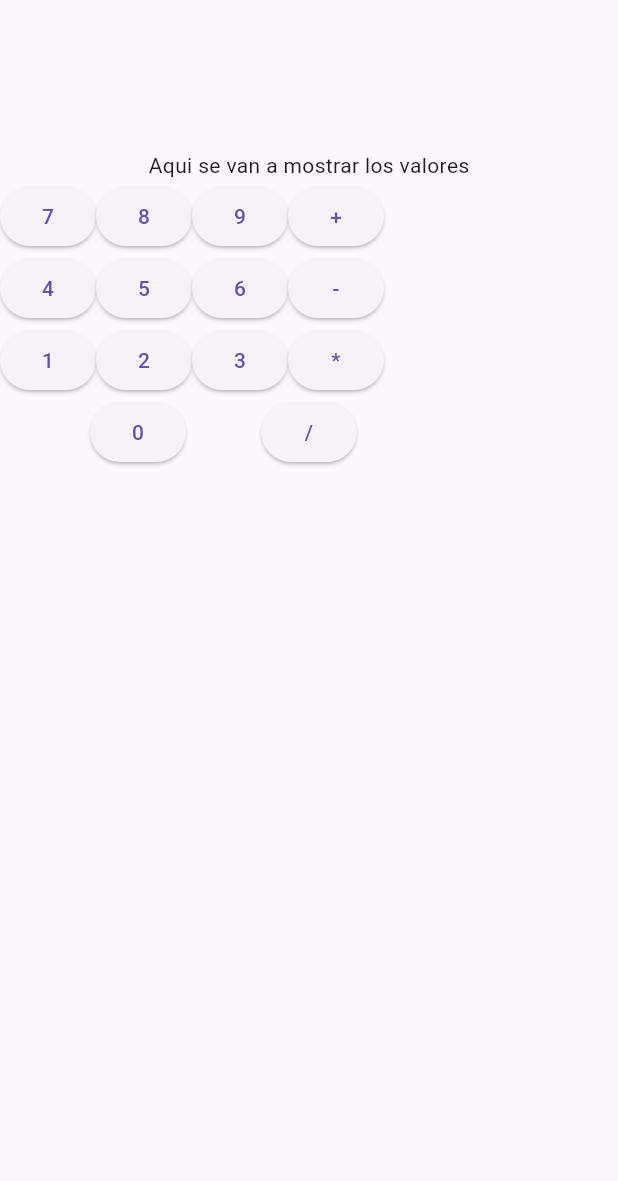
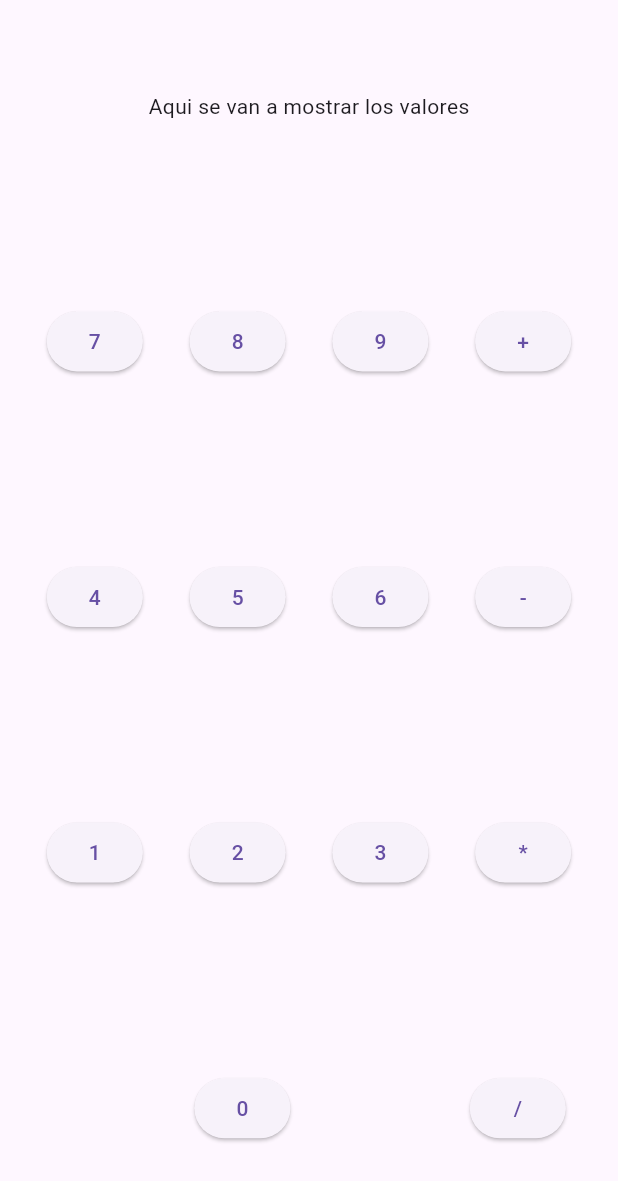
Before and after one commit to javert-galicia/sample_calculator_flutter, a Flutter app: the screen it shows after launch, on a phone screen of 412 x 824 dp. Shown: the top 1181 px of the screen. Run offline on Flutter 3.47's test engine with Material 3 defaults, Android fonts, the light colour scheme and no system bars.

Commit message:
Manejo de espacio en los botones.

```diff
--- a/lib/buttons.dart
+++ b/lib/buttons.dart
@@ -6,28 +6,37 @@ class Buttons extends StatelessWidget {
   @override
   Widget build(BuildContext context) {
     return Column(
+          mainAxisAlignment: MainAxisAlignment.spaceAround,
             children: [
-              const SizedBox(height: 100,),
+              //const SizedBox(height: 100,),
               const Text('Aqui se van a mostrar los valores'),
-              Row(children: [
+              Row(
+                mainAxisAlignment: MainAxisAlignment.spaceEvenly,
+                children: [
                 ElevatedButton(onPressed: (){ /**/ }, child: const Text('7')),
                 ElevatedButton(onPressed: (){ /**/ }, child: const Text('8')),
                 ElevatedButton(onPressed: (){ /**/ }, child: const Text('9')),
                 ElevatedButton(onPressed: (){ /**/ }, child: const Text('+')),
               ],),
-              Row(children: [
+              Row(
+                mainAxisAlignment: MainAxisAlignment.spaceEvenly,
+                children: [
                 ElevatedButton(onPressed: (){ /**/ }, child: const Text('4')),
                 ElevatedButton(onPressed: (){ /**/ }, child: const Text('5')),
                 ElevatedButton(onPressed: (){ /**/ }, child: const Text('6')),
                 ElevatedButton(onPressed: (){ /**/ }, child: const Text('-')),
               ],),
-              Row(children: [
+              Row(
+                mainAxisAlignment: MainAxisAlignment.spaceEvenly,
+                children: [
                 ElevatedButton(onPressed: (){ /**/ }, child: const Text('1')),
                 ElevatedButton(onPressed: (){ /**/ }, child: const Text('2')),
                 ElevatedButton(onPressed: (){ /**/ }, child: const Text('3')),
                 ElevatedButton(onPressed: (){ /**/ }, child: const Text('*')),
               ],),
-              Row(children: [
+              Row(
+                mainAxisAlignment: MainAxisAlignment.spaceEvenly,
+                children: [
                 const SizedBox(width: 60,),
                 ElevatedButton(onPressed: (){ /**/ }, child: const Text('0')),
                 const SizedBox(width: 50,),
```
